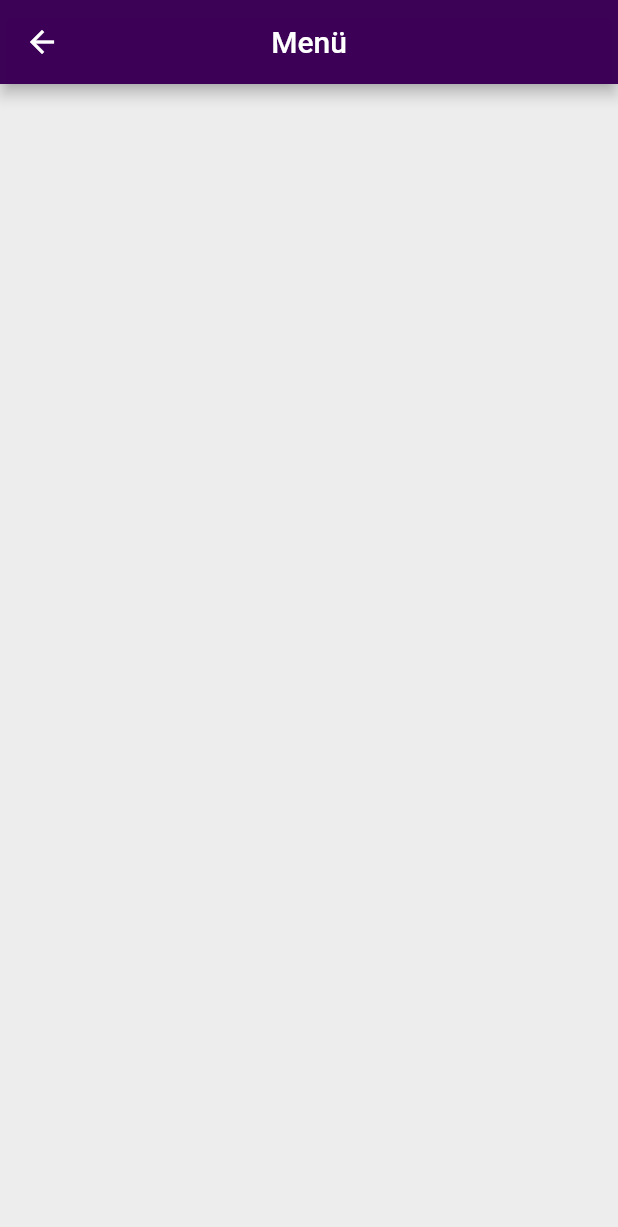
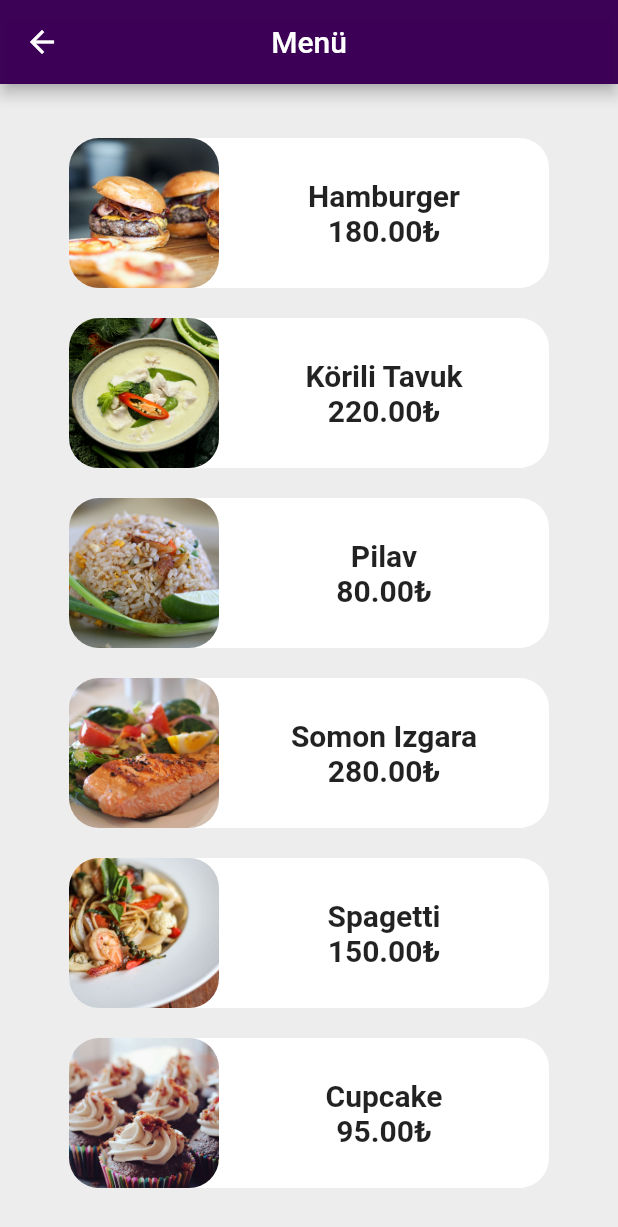
Before and after one commit to erengk/cauldron, a Flutter app: the UserMenuPage screen opened by its route, on a phone screen of 412 x 824 dp. Shown: the top 1227 px of the screen. Run offline on Flutter 3.47's test engine with Material 2 defaults, Android fonts, the phone set to English and light mode, and no system bars; our stand-ins replace cloud_firestore, curved_navigation_bar, firebase_auth, firebase_core, firebase_database; accounts and stored records are empty.

Commit message:
menu hazırlandı

```diff
--- /dev/null
+++ b/lib/models/food.dart
@@ -0,0 +1,16 @@
+class Food{
+  final String name;
+  final String imagePath;
+  final String price;
+
+
+  Food({
+    required this.name,
+    required this.imagePath,
+    required this.price,
+  });
+
+  String get _name => name;
+  String get _imagePath => imagePath;
+  String get _price => price;
+}
--- /dev/null
+++ b/lib/models/food_tile.dart
@@ -0,0 +1,60 @@
+import 'package:flutter/material.dart';
+import 'food.dart';
+
+class FoodTile extends StatelessWidget{
+  final Food food;
+  const FoodTile({
+      super.key,
+      required this.food,
+});
+
+
+  @override
+  Widget build(BuildContext context) {
+    return Container(
+      margin: EdgeInsets.symmetric(vertical: 10, horizontal: 20),
+      height: 100,
+      decoration: BoxDecoration(
+        color: Colors.white,
+        borderRadius: BorderRadius.circular(20),
+      ),
+      child: Row(
+        children: [
+          Container(
+            width: 100,
+            height: 100,
+            decoration: BoxDecoration(
+              borderRadius: BorderRadius.circular(20),
+              image: DecorationImage(
+                image: AssetImage(food.imagePath),
+                fit: BoxFit.cover,
+              ),
+            ),
+          ),
+          Expanded(
+            child: Column(
+              mainAxisAlignment: MainAxisAlignment.center,
+              crossAxisAlignment: CrossAxisAlignment.center,
+              children: [
+                Text(
+                  food.name,
+                  style: TextStyle(
+                    fontSize: 20,
+                    fontWeight: FontWeight.bold,
+                  ),
+                ),
+                Text(
+                  food.price,
+                  style: TextStyle(
+                    fontSize: 20,
+                    fontWeight: FontWeight.bold,
+                  ),
+                ),
+              ],
+            ),
+          ),
+        ],
+      ),
+    );
+  }
+}
--- a/lib/screens/admin_screens/menu_page.dart
+++ b/lib/screens/admin_screens/menu_page.dart
@@ -1,10 +1,28 @@
+import 'package:cauldron/models/food.dart';
 import 'package:curved_navigation_bar/curved_navigation_bar.dart';
 import 'package:flutter/material.dart';
 
+import '../../models/food_tile.dart';
 import '../../utils/customColors.dart';
 
-class MenuPage extends StatelessWidget {
+class MenuPage extends StatefulWidget {
   const MenuPage({super.key});
+
+  @override
+  State<MenuPage> createState() => _MenuPageState();
+}
+
+class _MenuPageState extends State<MenuPage> {
+  List foodMenu = [
+    Food(name: "Hamburger", imagePath: "assets/food_burger.jpg", price: "180.00₺"),
+    Food(name: "Körili Tavuk", imagePath: "assets/food_curry.jpg", price: "220.00₺"),
+    Food(name: "Pilav", imagePath: "assets/food_friedrice.jpg", price: "80.00₺"),
+    Food(name: "Somon Izgara", imagePath: "assets/food_salmon.jpg", price: "280.00₺"),
+    Food(name: "Spagetti", imagePath: "assets/food_spaghetti.jpg", price: "150.00₺"),
+    Food(name: "Cupcake", imagePath: "assets/food_cupcake.jpg", price: "95.00₺"),
+    Food(name: "Pankek", imagePath: "assets/food_pancake.jpg", price: "56.00₺"),
+    Food(name: "Ramen", imagePath: "assets/food_pho.jpg", price: "270.00₺")
+  ];
 
   @override
   Widget build(BuildContext context) {
@@ -15,6 +33,21 @@ class MenuPage extends StatelessWidget {
     backgroundColor: CustomColors.scaffoldBackgroundColor,
     ),
     backgroundColor: CustomColors.bodyBackgroundColor,
+      body: Padding(
+        padding: const EdgeInsets.all(26),
+        child: Column(
+        mainAxisAlignment: MainAxisAlignment.start,
+        children: <Widget>[
+          Expanded(
+            child: ListView.builder(
+              scrollDirection: Axis.vertical,
+              itemCount: foodMenu.length,
+              itemBuilder: (context, index) => FoodTile(
+                food: foodMenu[index],
+              ),
+            ),
+          ),],),
+      ),
       bottomNavigationBar: CurvedNavigationBar(
         backgroundColor: CustomColors.bodyBackgroundColor,
         color: CustomColors.scaffoldBackgroundColor,
@@ -33,6 +66,6 @@ class MenuPage extends StatelessWidget {
           ),
         ],
       ),
-    );
+      );
   }
 }
--- a/lib/screens/user_screens/user_menu_page.dart
+++ b/lib/screens/user_screens/user_menu_page.dart
@@ -1,19 +1,52 @@
 import 'package:flutter/material.dart';
 
+import '../../models/food.dart';
+import '../../models/food_tile.dart';
 import '../../utils/customColors.dart';
 
-class UserMenuPage extends StatelessWidget {
+class UserMenuPage extends StatefulWidget {
   const UserMenuPage({super.key});
+
+  @override
+  State<StatefulWidget> createState() => _UserMenuPageState();
+}
+
+  class _UserMenuPageState extends State<UserMenuPage> {
+    List foodMenu = [
+      Food(name: "Hamburger", imagePath: "assets/food_burger.jpg", price: "180.00₺"),
+      Food(name: "Körili Tavuk", imagePath: "assets/food_curry.jpg", price: "220.00₺"),
+      Food(name: "Pilav", imagePath: "assets/food_friedrice.jpg", price: "80.00₺"),
+      Food(name: "Somon Izgara", imagePath: "assets/food_salmon.jpg", price: "280.00₺"),
+      Food(name: "Spagetti", imagePath: "assets/food_spaghetti.jpg", price: "150.00₺"),
+      Food(name: "Cupcake", imagePath: "assets/food_cupcake.jpg", price: "95.00₺"),
+      Food(name: "Pankek", imagePath: "assets/food_pancake.jpg", price: "56.00₺"),
+      Food(name: "Ramen", imagePath: "assets/food_pho.jpg", price: "270.00₺")
+    ];
 
   @override
   Widget build(BuildContext context) {
     return Scaffold(
       appBar: AppBar(
         centerTitle: true,
+        title: Text('Menü'),
         backgroundColor: CustomColors.scaffoldBackgroundColor,
-        title: const Text('Menü'),
       ),
       backgroundColor: CustomColors.bodyBackgroundColor,
+      body: Padding(
+        padding: const EdgeInsets.all(26),
+        child: Column(
+          mainAxisAlignment: MainAxisAlignment.start,
+          children: <Widget>[
+            Expanded(
+              child: ListView.builder(
+                scrollDirection: Axis.vertical,
+                itemCount: foodMenu.length,
+                itemBuilder: (context, index) => FoodTile(
+                  food: foodMenu[index],
+                ),
+              ),
+            ),],),
+      ),
     );
   }
 }
```
